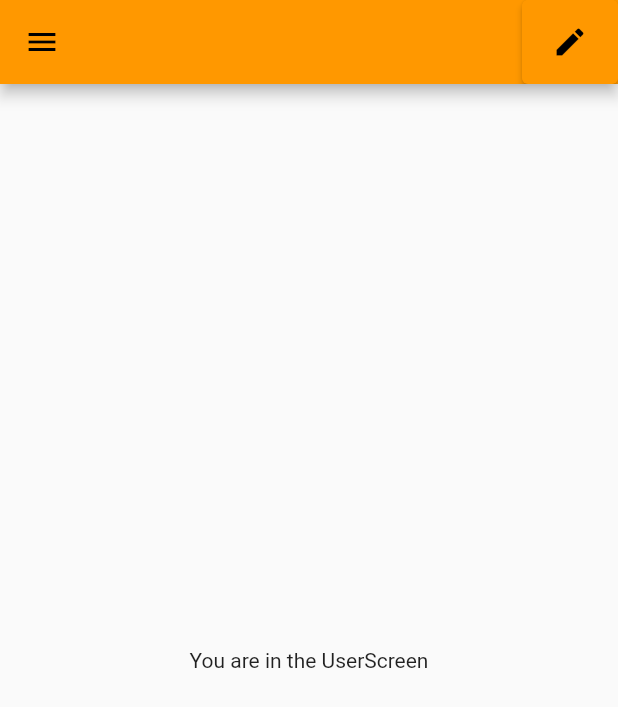
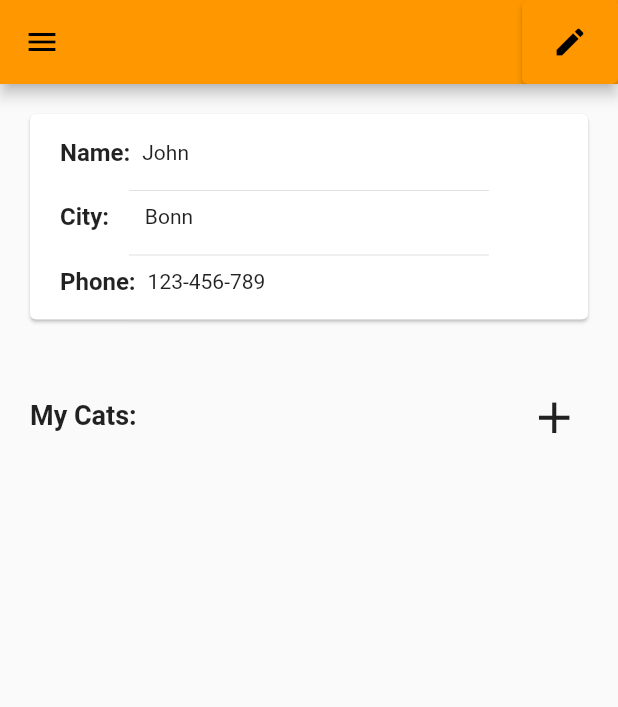
Before and after one commit to Swetlana-Sch/brinder, a Flutter app: the UserProfileScreen screen opened by its route, on a phone screen of 412 x 824 dp. Shown: the top 707 px of the screen. Run offline on Flutter 3.47's test engine with Material 2 defaults, Android fonts, the phone set to English and light mode, and no system bars; our stand-ins replace firebase_auth, firebase_core, flutter_fadein, google_sign_in; missing offline and left inert: flutter_login_facebook; accounts and stored records are empty.

Commit message:
added ViewModeUserInfoCard & EditModeUserInfoCard

```diff
--- /dev/null
+++ b/lib/common_widgets/view_mode_user_info_card.dart
@@ -0,0 +1,85 @@
+import 'package:flutter/material.dart';
+import 'package:matching_cats/providers/user_profile_provider.dart';
+import 'package:provider/provider.dart';
+
+class ViewModeUserInfoCard extends StatelessWidget {
+  final String? name;
+  final String? city;
+  final String? number;
+
+  const ViewModeUserInfoCard({Key? key, this.name, this.city, this.number})
+      : super(key: key);
+
+  @override
+  Widget build(BuildContext context) {
+    return Container(
+      child: Column(
+        children: [
+          Padding(
+            padding: const EdgeInsets.all(16.0),
+            child: Card(
+              child: Padding(
+                padding: const EdgeInsets.all(16.0),
+                child: Column(
+                  children: [
+                    Row(
+                      children: [
+                        Text(' Name:  ', style: TextStyle(fontSize: 16, fontWeight: FontWeight.w600),),
+                        Text(name!),
+                      ],
+                    ),
+                    SizedBox(
+                      height: 8,
+                    ),
+                    Divider(
+                      indent: 50,
+                      endIndent: 50,
+                    ),
+                    Row(
+                      children: [
+                        Text(' City:      ', style: TextStyle(fontSize: 16, fontWeight: FontWeight.w600),),
+                        Text(city!),
+                      ],
+                    ),
+                    SizedBox(
+                      height: 8,
+                    ),
+                    Divider(
+                      indent: 50,
+                      endIndent: 50,
+                    ),
+                    Row(
+                      children: [
+                        Text(' Phone:  ', style: TextStyle(fontSize: 16, fontWeight: FontWeight.w600),),
+                        Text(number!),
+                      ],
+                    )
+                  ],
+                ),
+              ),
+            ),
+          ),
+          Padding(
+            padding: const EdgeInsets.all(20.0),
+            child: Row(
+              mainAxisAlignment: MainAxisAlignment.spaceBetween,
+              children: [
+                Text(
+                  'My Cats:',
+                  style: TextStyle(fontSize: 18, fontWeight: FontWeight.w600),
+                ),
+                IconButton(
+                  icon: Icon(Icons.add, size: 35,),
+                  onPressed: () {
+                    print('Add cat pressed');
+                  },
+                ),
+              ],
+            ),
+          ),
+          // ListView(),
+        ],
+      ),
+    );
+  }
+}
--- a/lib/main.dart
+++ b/lib/main.dart
@@ -7,6 +7,7 @@ import 'package:flutter/scheduler.dart';
 import 'package:flutter_fadein/flutter_fadein.dart';
 import 'package:matching_cats/assets.dart';
 import 'package:matching_cats/consts.dart';
+import 'package:matching_cats/providers/user_profile_provider.dart';
 import 'package:matching_cats/screens/email_sign_in_page.dart';
 import 'package:matching_cats/screens/favourites_screen.dart';
 import 'package:matching_cats/screens/home_page_screen.dart';
@@ -32,6 +33,9 @@ class CatsMatchApp extends StatelessWidget {
       providers: [
         ChangeNotifierProvider(
           create: (context) => Authentication(),
+        ),
+        ChangeNotifierProvider(
+          create: (context) => UserProfile(),
         ),
       ],
       child: MaterialApp(
--- /dev/null
+++ b/lib/providers/user_profile_provider.dart
@@ -0,0 +1,15 @@
+import 'package:flutter/material.dart';
+import 'package:provider/provider.dart';
+
+class UserProfile with ChangeNotifier{
+  String? userName = 'John';
+  String? userCity = 'Bonn';
+  String? userPhoneNumber = '123-456-789';
+
+  void saveUserData (String newName, String newCity, String newPhoneNumber) {
+    userName = newName;
+    userCity = newCity;
+    userPhoneNumber = newPhoneNumber;
+    notifyListeners();
+  }
+}
--- a/lib/screens/user_profile_screen.dart
+++ b/lib/screens/user_profile_screen.dart
@@ -1,8 +1,33 @@
 import 'package:flutter/material.dart';
 import 'package:matching_cats/common_widgets/drawer.dart';
+import 'package:matching_cats/common_widgets/edit_mode_user_info_card.dart';
+import 'package:matching_cats/common_widgets/view_mode_user_info_card.dart';
+import 'package:matching_cats/providers/user_profile_provider.dart';
+import 'package:provider/provider.dart';
 
-class UserProfileScreen extends StatelessWidget {
+class UserProfileScreen extends StatefulWidget {
   static const routeName = '/user-screen';
+
+  @override
+  _UserProfileScreenState createState() => _UserProfileScreenState();
+}
+
+class _UserProfileScreenState extends State<UserProfileScreen> {
+  bool _isEditMode = false;
+  TextEditingController nameController = TextEditingController();
+  TextEditingController cityController = TextEditingController();
+  TextEditingController phoneController = TextEditingController();
+
+  @override
+  void initState() {
+    // TODO: implement initState
+    final userData = Provider.of<UserProfile>(context, listen: false);
+    nameController.text = userData.userName!;
+    cityController.text = userData.userCity!;
+    phoneController.text = userData.userPhoneNumber!;
+    super.initState();
+  }
+
   @override
   Widget build(BuildContext context) {
     return Scaffold(
@@ -11,15 +36,27 @@ class UserProfileScreen extends StatelessWidget {
         actions: [
           ElevatedButton(
             onPressed: () {
+              setState(() {
+                _isEditMode =!_isEditMode;
+              });
             },
-            child: Icon(
-              Icons.edit,
-            ),
+            child: _isEditMode ? Icon(
+              Icons.save,
+            ) : Icon(Icons.edit),
           )
         ],
       ),
-      body: Center(child: Text('You are in the UserScreen'),),
-
+      body: _isEditMode == false
+          ? ViewModeUserInfoCard(
+              name: nameController.text,
+              city: cityController.text,
+              number: phoneController.text,
+            )
+          : EditModeUserInfoCard(
+              nameController: nameController,
+              cityController: cityController,
+              phoneController: phoneController,
+            ),
     );
   }
 }
```
Also changed, not shown: lib/common_widgets/edit_mode_user_info_card.dart (added, +104 -0 lines), lib/models/cat_model.dart (added, +84 -0 lines).
